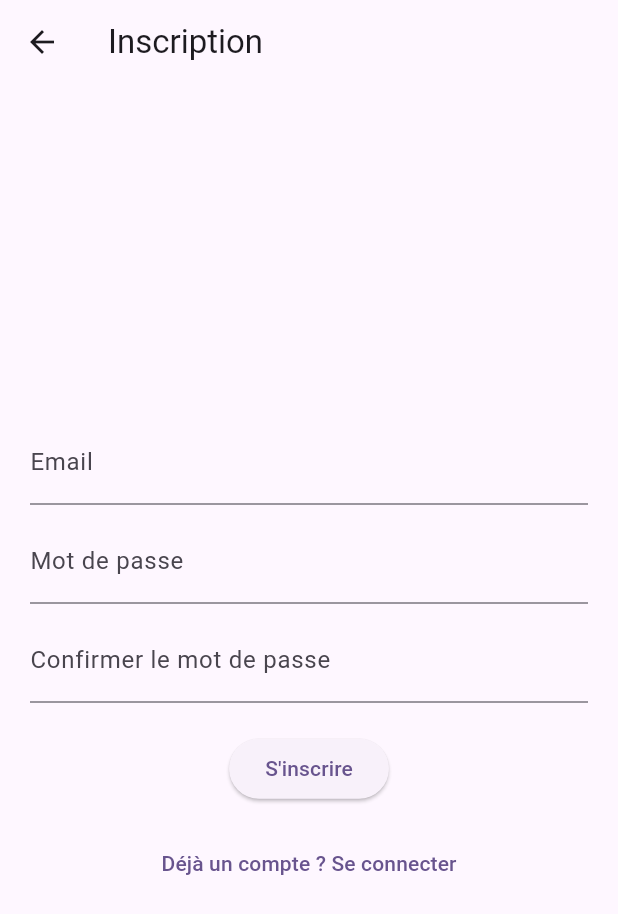
After one commit to alex97451/skillconnect_lite, a Flutter app: the SignUpPage screen opened directly, on a phone screen of 412 x 824 dp. The commit adds this screen. Shown: the top 914 px of the screen. Run offline on Flutter 3.47's test engine with Material 3 defaults, Android fonts, the light colour scheme and no system bars; our stand-ins replace bloc, dartz, equatable, firebase_auth, firebase_core, flutter_bloc and 1 more; accounts and stored records are empty.

```diff
--- /dev/null
+++ b/lib/features/auth/presentation/pages/sign_up_page.dart
@@ -0,0 +1,146 @@
+import 'package:flutter/material.dart';
+import 'package:flutter_bloc/flutter_bloc.dart';
+import '../bloc/auth_bloc.dart'; // Importer Bloc, Events, States
+
+class SignUpPage extends StatefulWidget {
+  const SignUpPage({super.key});
+
+  @override
+  State<SignUpPage> createState() => _SignUpPageState();
+}
+
+class _SignUpPageState extends State<SignUpPage> {
+  final _formKey = GlobalKey<FormState>();
+  final _emailController = TextEditingController();
+  final _passwordController = TextEditingController();
+  final _confirmPasswordController = TextEditingController(); // Pour confirmer le mot de passe
+  bool _isLoading = false;
+
+  @override
+  void dispose() {
+    _emailController.dispose();
+    _passwordController.dispose();
+    _confirmPasswordController.dispose();
+    super.dispose();
+  }
+
+  void _signUp() {
+    if (_formKey.currentState!.validate()) {
+      // Vérifier si les mots de passe correspondent
+      if (_passwordController.text == _confirmPasswordController.text) {
+        context.read<AuthBloc>().add(AuthSignUpRequested(
+              email: _emailController.text.trim(),
+              password: _passwordController.text.trim(),
+              // Ajoutez d'autres champs ici si votre SignUpParams les requiert
+            ));
+      } else {
+        // Afficher une erreur si les mots de passe ne correspondent pas
+        _showErrorSnackBar(context, 'Les mots de passe ne correspondent pas');
+      }
+    }
+  }
+
+  @override
+  Widget build(BuildContext context) {
+    return Scaffold(
+      appBar: AppBar(title: const Text('Inscription')),
+      body: BlocListener<AuthBloc, AuthState>(
+        listener: (context, state) {
+          if (state is AuthLoading) {
+            setState(() { _isLoading = true; });
+          } else if (state is AuthFailureState) {
+            setState(() { _isLoading = false; });
+            _showErrorSnackBar(context, state.failure.message);
+          } else if (state is Authenticated || state is Unauthenticated) {
+             // Arrêter le chargement (AuthWrapper gère la navigation si Authenticated)
+             setState(() { _isLoading = false; });
+             // Si l'inscription réussit (Authenticated), AuthWrapper nous redirigera
+             // vers HomePage. Si on est Unauthenticated (ce qui ne devrait pas
+             // arriver juste après une tentative d'inscription réussie mais on le gère),
+             // on reste ici ou AuthWrapper redirige vers SignIn.
+          }
+        },
+        child: Center(
+          child: Padding(
+            padding: const EdgeInsets.all(20.0),
+            child: Form(
+              key: _formKey,
+              child: Column(
+                mainAxisAlignment: MainAxisAlignment.center,
+                children: [
+                  TextFormField(
+                    controller: _emailController,
+                    decoration: const InputDecoration(labelText: 'Email'),
+                    keyboardType: TextInputType.emailAddress,
+                    autocorrect: false,
+                    validator: (value) {
+                      if (value == null || value.isEmpty || !value.contains('@')) {
+                        return 'Veuillez entrer un email valide';
+                      }
+                      return null;
+                    },
+                  ),
+                  const SizedBox(height: 10),
+                  TextFormField(
+                    controller: _passwordController,
+                    decoration: const InputDecoration(labelText: 'Mot de passe'),
+                    obscureText: true,
+                    validator: (value) {
+                      // Vous pourriez ajouter une validation de force de mot de passe ici
+                      if (value == null || value.length < 6) { // Exemple: min 6 caractères
+                        return 'Le mot de passe doit faire au moins 6 caractères';
+                      }
+                      return null;
+                    },
+                  ),
+                  const SizedBox(height: 10),
+                   TextFormField( // Champ de confirmation
+                    controller: _confirmPasswordController,
+                    decoration: const InputDecoration(labelText: 'Confirmer le mot de passe'),
+                    obscureText: true,
+                    validator: (value) {
+                      if (value == null || value.isEmpty) {
+                        return 'Veuillez confirmer le mot de passe';
+                      }
+                      if (value != _passwordController.text) {
+                         return 'Les mots de passe ne correspondent pas';
+                      }
+                      return null;
+                    },
+                  ),
+                  const SizedBox(height: 20),
+                  _isLoading
+                      ? const CircularProgressIndicator()
+                      : ElevatedButton(
+                          onPressed: _signUp, // Appelle la méthode _signUp
+                          child: const Text('S\'inscrire'),
+                        ),
+                   const SizedBox(height: 15),
+                   // Lien pour retourner à la page de connexion
+                   TextButton(
+                     onPressed: _isLoading ? null : () { // Désactivé pendant le chargement
+                       // Simple retour en arrière (suppose que SignInPage est en dessous dans la pile)
+                       if (Navigator.canPop(context)) {
+                         Navigator.pop(context);
+                       }
+                     },
+                     child: const Text('Déjà un compte ? Se connecter'),
+                   )
+                ],
+              ),
+            ),
+          ),
+        ),
+      ),
+    );
+  }
+
+   void _showErrorSnackBar(BuildContext context, String message) {
+    ScaffoldMessenger.of(context).showSnackBar(
+      SnackBar(
+        content: Text(message),
+        backgroundColor: Theme.of(context).colorScheme.error,
+      ),
+    );
+  }
+}
```
Also changed, not shown: lib/features/auth/presentation/pages/sign_in_page.dart (+15 -2 lines), 2 other files.
